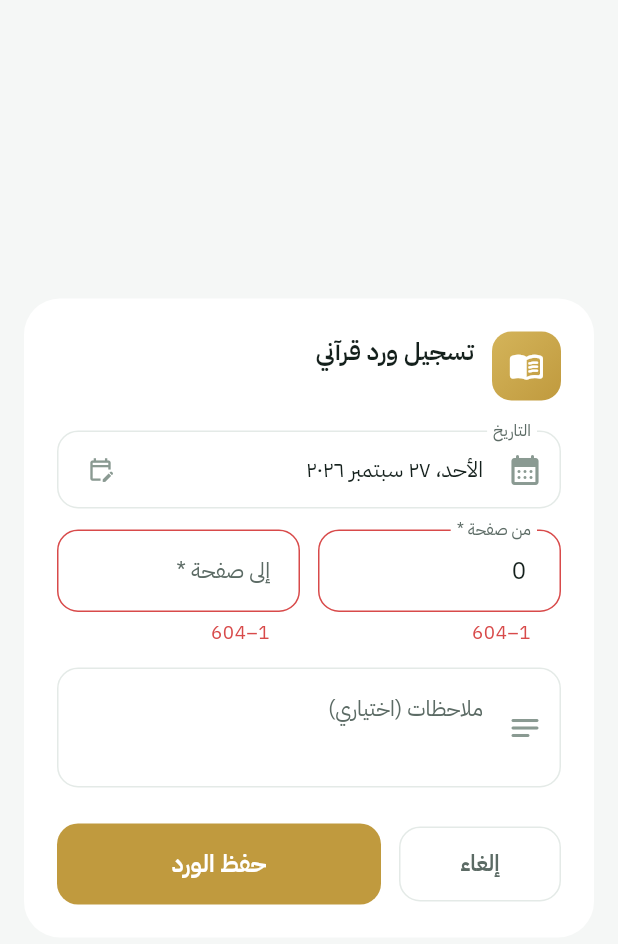
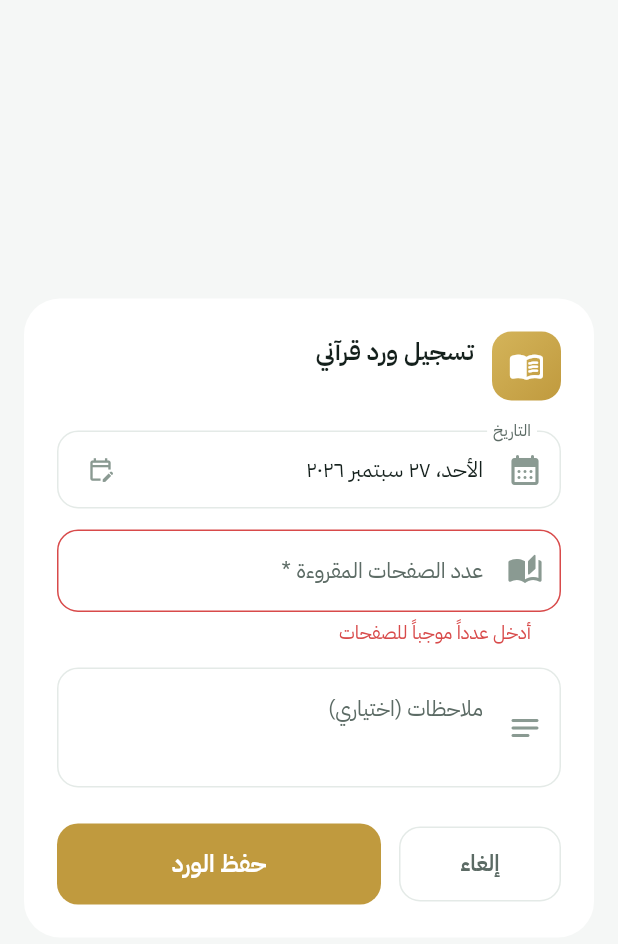
Before and after one commit to pinoped775c4-dev/markaz-alsunnah-app, a Flutter app: the _AddWardDialog widget shown alone on an empty page, opened directly with empty values, after a tap on "حفظ الورد", on a phone screen of 412 x 824 dp. Shown: the top 944 px of the screen. Run offline on Flutter 3.47's test engine with Material 3 defaults, Android fonts, the phone set to English and light mode, and no system bars; our stand-ins replace cloud_firestore, firebase_auth, firebase_core, fl_chart, image_picker, shared_preferences; accounts and stored records are empty.

Commit message:
Track Quran wird by page count
Co-authored-by: arena-agent <297053741+arena-agent@users.noreply.github.com>

```diff
--- a/lib/screens/admin/reports_screen.dart
+++ b/lib/screens/admin/reports_screen.dart
@@ -3319,7 +3319,7 @@ class _StudentDayChartsScreen extends StatelessWidget {
                     : dayQuran
                           .map(
                             (q) =>
-                                'صفحات ${fmtNum(q.fromPage)} ← ${fmtNum(q.toPage)}',
+                                '${fmtNum(q.count)} صفحة',
                           )
                           .join(' • '),
                 chart: Stack(
--- a/lib/screens/teacher/quran_tab.dart
+++ b/lib/screens/teacher/quran_tab.dart
@@ -200,7 +200,7 @@ class _StudentQuranCard extends StatelessWidget {
                     ? 'لم يبدأ الورد بعد'
                     : summary.currentPage == 0
                     ? 'في بداية ختمة جديدة'
-                    : 'وصل إلى صفحة ${summary.currentPage} من ${AppConstants.khatmaPages} (${summary.khatmaPercent}%)',
+                    : 'إجمالي الإنجاز: ${fmtNum(summary.totalPagesRead)} صفحة (${summary.completedKhatmas} ختمة مكتملة)' ,
                 style: textTheme.bodySmall,
               ),
             ],
@@ -362,7 +362,7 @@ class _WardTile extends StatelessWidget {
                 ),
                 const SizedBox(height: 3),
                 Text(
-                  'من صفحة ${fmtNum(recording.fromPage)} إلى ${fmtNum(recording.toPage)} (${fmtNum(recording.count)} صفحة)',
+                  'المقدار: ${fmtNum(recording.count)} صفحة',
                   style: const TextStyle(
                     fontSize: 12,
                     color: AppColors.inkSecondary,
@@ -421,8 +421,7 @@ class _AddWardDialog extends StatefulWidget {
 
 class _AddWardDialogState extends State<_AddWardDialog> {
   final _formKey = GlobalKey<FormState>();
-  final _fromController = TextEditingController();
-  final _toController = TextEditingController();
+  final _countController = TextEditingController();
   final _notesController = TextEditingController();
 
   DateTime _selectedDate = DateTime.now();
@@ -432,30 +431,18 @@ class _AddWardDialogState extends State<_AddWardDialog> {
   @override
   void initState() {
     super.initState();
-    if (widget.suggestedFrom <= AppConstants.khatmaPages) {
-      _fromController.text = '${widget.suggestedFrom}';
-    }
   }
 
   @override
   void dispose() {
-    _fromController.dispose();
-    _toController.dispose();
+    _countController.dispose();
     _notesController.dispose();
     super.dispose();
   }
 
-  double? get _autoCount {
-    final from = double.tryParse(_fromController.text.trim());
-    final to = double.tryParse(_toController.text.trim());
-    if (from == null || to == null || to < from) return null;
-    return to - from + 1;
-  }
+  double? get _autoCount => double.tryParse(_countController.text.trim());
 
-  bool get _isKhatma {
-    final to = double.tryParse(_toController.text.trim());
-    return to != null && to >= AppConstants.khatmaPages;
-  }
+  bool get _isKhatma => (_autoCount ?? 0) >= AppConstants.khatmaPages;
 
   Future<void> _pickDate() async {
     final picked = await showDatePicker(
@@ -471,8 +458,7 @@ class _AddWardDialogState extends State<_AddWardDialog> {
   Future<void> _submit() async {
     if (!_formKey.currentState!.validate()) return;
 
-    final from = double.parse(_fromController.text.trim());
-    final to = double.parse(_toController.text.trim());
+    final count = double.parse(_countController.text.trim());
 
     setState(() {
       _isLoading = true;
@@ -484,8 +470,7 @@ class _AddWardDialogState extends State<_AddWardDialog> {
       pathwayId: widget.pathwayId,
       studentId: widget.student.id,
       date: _selectedDate,
-      fromPage: from,
-      toPage: to,
+      count: count,
       notes: _notesController.text,
     );
 
@@ -595,61 +580,20 @@ class _AddWardDialogState extends State<_AddWardDialog> {
                 ),
                 const SizedBox(height: 14),
 
-                // من / إلى (صفحات 1-604)
-                Row(
-                  children: [
-                    Expanded(
-                      child: TextFormField(
-                        controller: _fromController,
-                        keyboardType: const TextInputType.numberWithOptions(
-                          decimal: true,
-                        ),
+                TextFormField(
+                  controller: _countController,
+                  keyboardType: const TextInputType.numberWithOptions(decimal: true),
                   decoration: const InputDecoration(
-                          labelText: 'من صفحة *',
-                          hintText: '1',
+                    labelText: 'عدد الصفحات المقروءة *',
+                    hintText: 'مثال: 10',
+                    prefixIcon: Icon(Icons.auto_stories_rounded),
                   ),
                   onChanged: (_) => setState(() {}),
                   validator: (v) {
                     final n = double.tryParse(v?.trim() ?? '');
-                          if (n == null ||
-                              n < 1 ||
-                              n > AppConstants.khatmaPages) {
-                            return '1–${AppConstants.khatmaPages}';
-                          }
+                    if (n == null || n <= 0) return 'أدخل عدداً موجباً للصفحات';
                     return null;
                   },
-                      ),
-                    ),
-                    const SizedBox(width: 12),
-                    Expanded(
-                      child: TextFormField(
-                        controller: _toController,
-                        keyboardType: const TextInputType.numberWithOptions(
-                          decimal: true,
-                        ),
-                        decoration: const InputDecoration(
-                          labelText: 'إلى صفحة *',
-                          hintText: '${AppConstants.khatmaPages}',
-                        ),
-                        onChanged: (_) => setState(() {}),
-                        validator: (v) {
-                          final n = double.tryParse(v?.trim() ?? '');
-                          if (n == null ||
-                              n < 1 ||
-                              n > AppConstants.khatmaPages) {
-                            return '1–${AppConstants.khatmaPages}';
-                          }
-                          final from = double.tryParse(
-                            _fromController.text.trim(),
-                          );
-                          if (from != null && n < from) {
-                            return 'أقل من "من"';
-                          }
-                          return null;
-                        },
-                      ),
-                    ),
-                  ],
                 ),
 
                 if (count != null) ...[
@@ -667,8 +611,8 @@ class _AddWardDialogState extends State<_AddWardDialog> {
                     ),
                     child: Text(
                       _isKhatma
-                          ? '🎉 ${fmtNum(count)} صفحة — إتمام ختمة كاملة!'
-                          : 'المقدار: ${fmtNum(count)} صفحة (محسوب تلقائياً)',
+                          ? '🎉 ${fmtNum(count)} صفحة أو أكثر — إتمام ختمة كاملة!'
+                          : 'سيُضاف ${fmtNum(count)} صفحة إلى مجموع إنجاز الطالب',
                       textAlign: TextAlign.center,
                       style: TextStyle(
                         color: _isKhatma
```
Also changed, not shown: lib/models/quran.dart (+28 -72 lines), lib/services/quran_service.dart (+4 -12 lines). Lines whose indentation alone changed are shown as unchanged.
